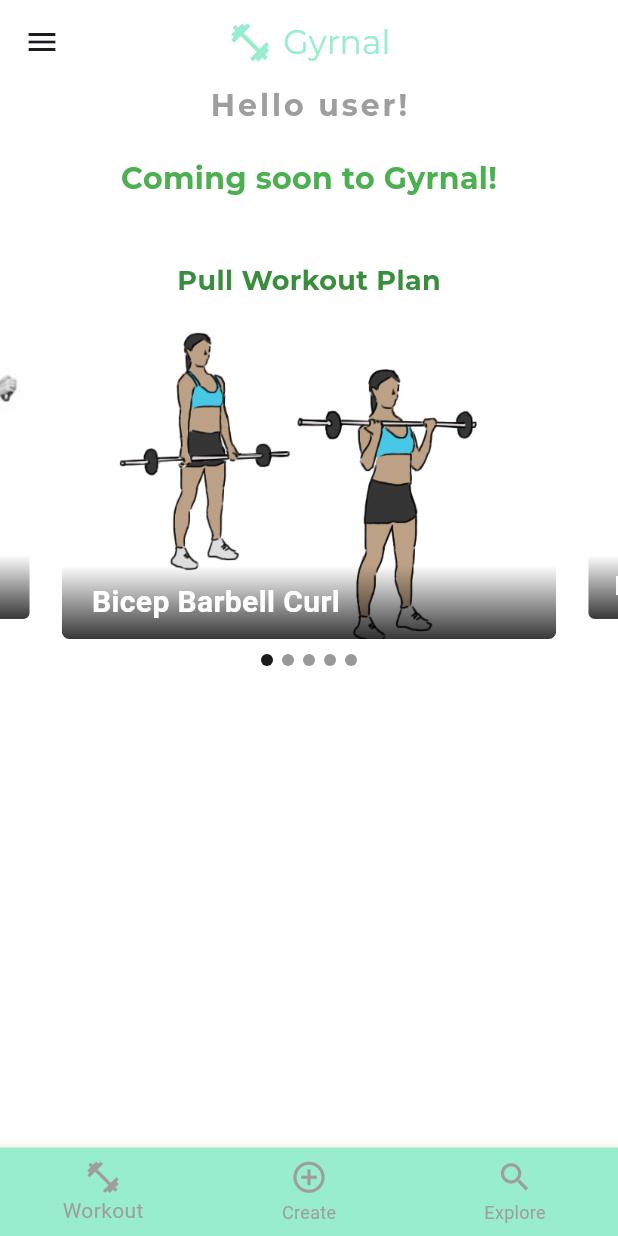
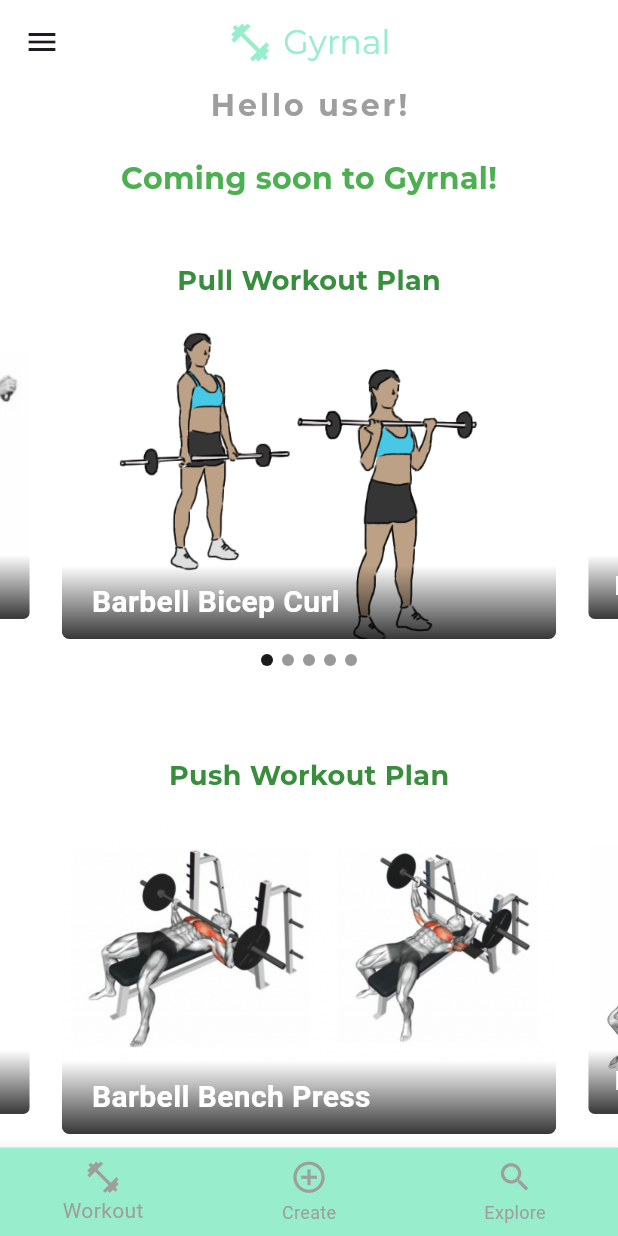
Before and after one commit to mcdgwk/gyrnal, a Flutter app: the screen it shows after launch, on a phone screen of 412 x 824 dp. Run offline on Flutter 3.47's test engine with Material 3 defaults, Android fonts, the phone set to English and light mode, and no system bars; drawn by our look-alikes of carousel_slider; our stand-ins replace sqflite; accounts and stored records are empty.

Commit message:
updates to dashboard photos - more plans added

```diff
--- a/lib/screens/dashboard.dart
+++ b/lib/screens/dashboard.dart
@@ -49,14 +49,49 @@ class DashboardScreen extends StatelessWidget {
 
         ],
         exerciseNames: [
-          'Bicep Barbell Curl',
+          'Barbell Bicep Curl',
           'Dumbbell Bicep Curl',
           'Chest Supported Dumbbell Row',
           'Dumbbell Shrug',
           'Standing Cable Rear Delt Fly',
         ],
       ),
-      // todo - add more plans - 1 more for the dashboard??
+
+      WorkoutPlan(
+        planName: 'Push Workout Plan',
+        imageUrls: [
+          'assets/barbell-bench-press.png', // ref - https://strengthbuzz.com/fitness/how-to-do-barbell-bench-press-chest-workout.html
+          'assets/incline-dumbbell-press.jpeg', // ref - http://musclemediaonline.com/3-exercises-you-should-do-for-a-stronger-bench/dumbbell-bench-press-while-lying-on-an-incline-bench-exercising-for-bodybuilding-target-muscles-are-marked-in-red-initial-and-final-steps-3d-illustration/
+          'assets/barbell-shoulder-press.png', // ref - https://animalia-life.club/qa/pictures/barbell-shoulder-press
+          'assets/leaning-cable-lateral-raise.jpg', // ref - https://fitliferegime.com/leaning-lateral-raise-muscle-worked-benefit-and-tips/
+          'assets/tricep-pushdown.jpg', // ref - https://strengthlevel.com/strength-standards/tricep-pushdown/kg
+        ],
+        exerciseNames: [
+          'Barbell Bench Press',
+          'Incline Dumbbell Press',
+          'Barbell Shoulder Press',
+          'Leaning Cable Lateral Raises',
+          'Triceps Pushdown',
+        ],
+      ),
+
+      WorkoutPlan(
+        planName: 'Legs Workout Plan',
+        imageUrls: [
+          'assets/back-squat.png', // ref - https://fitnessvolt.com/front-squat-vs-back-squat/
+          'assets/barbell-romanian-deadlift.jpg', // ref - https://www.inspireusafoundation.org/romanian-deadlift/
+          'assets/leg-extension.jpg', // ref - https://www.gofitnessplan.com/exercises/seated-leg-extensions
+          'assets/lying-hamstring-curls.jpeg', // ref - https://www.jasestuart.com/lying-hamstring-curls
+          'assets/bodyweight-calves-raises.jpg', // ref - https://www.gofitnessplan.com/exercises/calves-raises
+        ],
+        exerciseNames: [
+          'Back Squat',
+          'Barbell Romanian Deadlift',
+          'Leg Extensions',
+          'Hamstring Curls',
+          'Bodyweight Calf Raises',
+        ],
+      ),
     ];
 
 
@@ -68,6 +103,7 @@ class DashboardScreen extends StatelessWidget {
         title: 'Gyrnal',
       ),
       body: Container(
+        child: SingleChildScrollView(
           child: Column(
             children: [
           Text(
@@ -106,8 +142,18 @@ class DashboardScreen extends StatelessWidget {
               SizedBox(
                 height: 30,
               ),
-            // CarouselWithDots(testImagesList: testImagesList),
+              CarouselWithDots(workoutPlan: preMadeWorkouts[1]),
+              SizedBox(
+                height: 30,
+              ),
+
+
+              CarouselWithDots(workoutPlan: preMadeWorkouts[2]),
+              SizedBox(
+                height: 30,
+              ), // CarouselWithDots(testImagesList: testImagesList),
             ]
+          ),
         ),
       ),
     );
```
Also changed, not shown: assets/back-squat.png (added), assets/barbell-bench-press.png (added), assets/barbell-romanian-deadlift.jpg (added), assets/barbell-shoulder-press.png (added), assets/bodyweight-calves-raises.jpg (added), assets/incline-dumbbell-press.jpeg (added), assets/leaning-cable-lateral-raise.jpg (added), assets/leg-extension.jpg (added), assets/lying-hamstring-curls.jpeg (added), assets/tricep-pushdown.jpg (added). Lines whose indentation alone changed are shown as unchanged.
